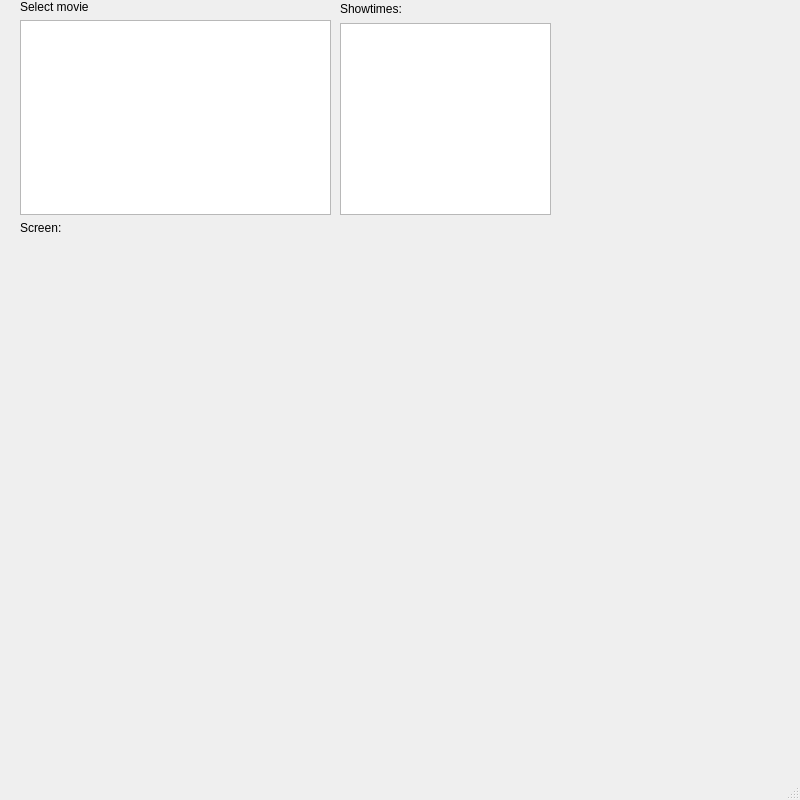
This is mainwindow.ui in Aurux/movieReservation as Qt 5 draws it before an edit. The edited form follows.
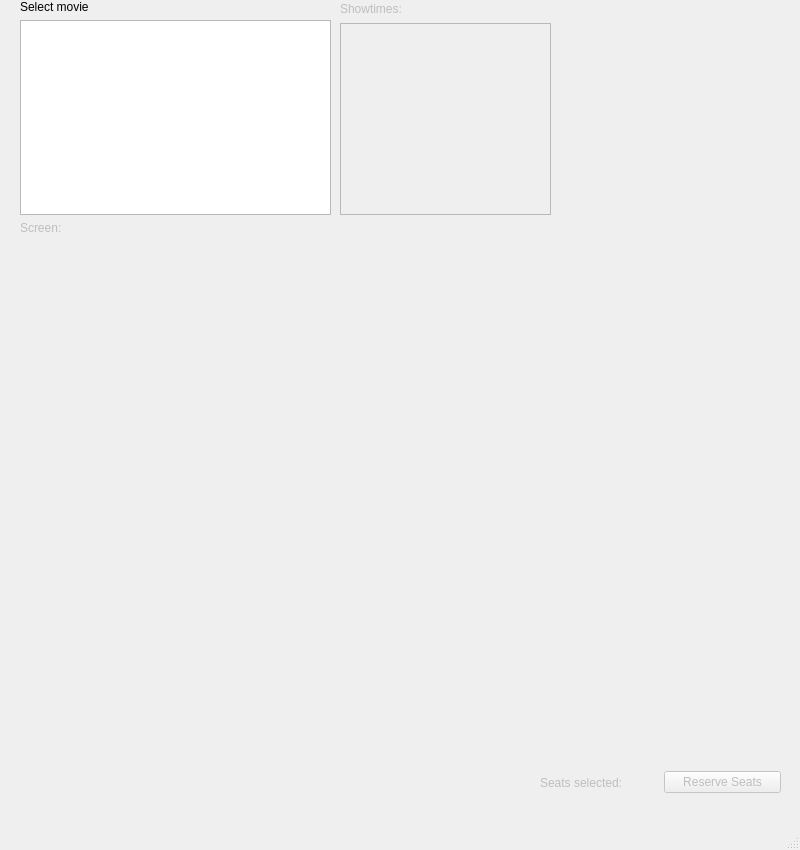
This is the edited form. Icons and pictures are not drawn.

Commit message: Add signal map for seat buttons.

```diff
--- a/mainwindow.ui
+++ b/mainwindow.ui
@@ -7,7 +7,7 @@
     <x>0</x>
     <y>0</y>
     <width>800</width>
-    <height>800</height>
+    <height>850</height>
    </rect>
   </property>
   <property name="windowTitle">
@@ -38,7 +38,7 @@
      <item>
       <widget class="QTableView" name="movieTableView">
        <property name="styleSheet">
-        <string notr="true">text-align: center;</string>
+        <string notr="true"/>
        </property>
        <property name="selectionBehavior">
         <enum>QAbstractItemView::SelectRows</enum>
@@ -50,7 +50,7 @@
         <bool>false</bool>
        </property>
        <property name="cornerButtonEnabled">
-        <bool>false</bool>
+        <bool>true</bool>
        </property>
        <attribute name="horizontalHeaderVisible">
         <bool>true</bool>
@@ -86,6 +86,9 @@
     <layout class="QVBoxLayout" name="verticalLayout_2" stretch="0,0">
      <item>
       <widget class="QLabel" name="showingLabel">
+       <property name="enabled">
+        <bool>false</bool>
+       </property>
        <property name="sizePolicy">
         <sizepolicy hsizetype="Expanding" vsizetype="Expanding">
          <horstretch>100</horstretch>
@@ -105,6 +108,9 @@
      </item>
      <item>
       <widget class="QTableView" name="screenTableView">
+       <property name="enabled">
+        <bool>false</bool>
+       </property>
        <property name="selectionBehavior">
         <enum>QAbstractItemView::SelectRows</enum>
        </property>
@@ -146,6 +152,9 @@
     </layout>
    </widget>
    <widget class="QLabel" name="seatLabel">
+    <property name="enabled">
+     <bool>false</bool>
+    </property>
     <property name="geometry">
      <rect>
       <x>20</x>
@@ -158,6 +167,51 @@
      <string>Screen:</string>
     </property>
    </widget>
+   <widget class="QLabel" name="imageLabel">
+    <property name="geometry">
+     <rect>
+      <x>560</x>
+      <y>10</y>
+      <width>200</width>
+      <height>200</height>
+     </rect>
+    </property>
+    <property name="text">
+     <string/>
+    </property>
+   </widget>
+   <widget class="QWidget" name="">
+    <property name="geometry">
+     <rect>
+      <x>540</x>
+      <y>770</y>
+      <width>241</width>
+      <height>25</height>
+     </rect>
+    </property>
+    <layout class="QHBoxLayout" name="horizontalLayout">
+     <item>
+      <widget class="QLabel" name="selectedLabel">
+       <property name="enabled">
+        <bool>false</bool>
+       </property>
+       <property name="text">
+        <string>Seats selected:</string>
+       </property>
+      </widget>
+     </item>
+     <item>
+      <widget class="QPushButton" name="reserveButton">
+       <property name="enabled">
+        <bool>false</bool>
+       </property>
+       <property name="text">
+        <string>Reserve Seats</string>
+       </property>
+      </widget>
+     </item>
+    </layout>
+   </widget>
   </widget>
   <widget class="QMenuBar" name="menubar">
    <property name="geometry">
```
The commit also changes 4 other files.
